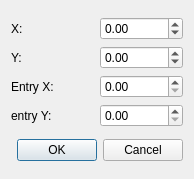
Above: prj/src/logistic_system/ui/AddGarageDialog.ui from ZbigniewLogisticsINC/Projekt before the change. Below: the same form after it.
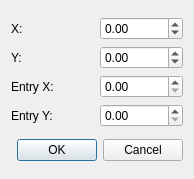
That is the form after the change.

Patch:
```diff
--- a/prj/src/logistic_system/ui/AddGarageDialog.ui
+++ b/prj/src/logistic_system/ui/AddGarageDialog.ui
@@ -66,7 +66,7 @@
      <item row="3" column="0">
       <widget class="QLabel" name="label_4">
        <property name="text">
-        <string>entry Y:</string>
+        <string>Entry Y:</string>
        </property>
       </widget>
      </item>
```
Left out of the diff: 4 changed lines with no effect on the pictures.
